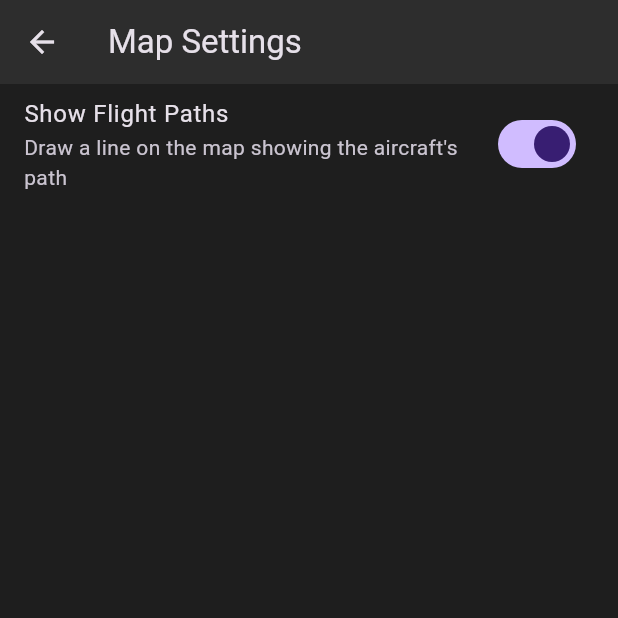
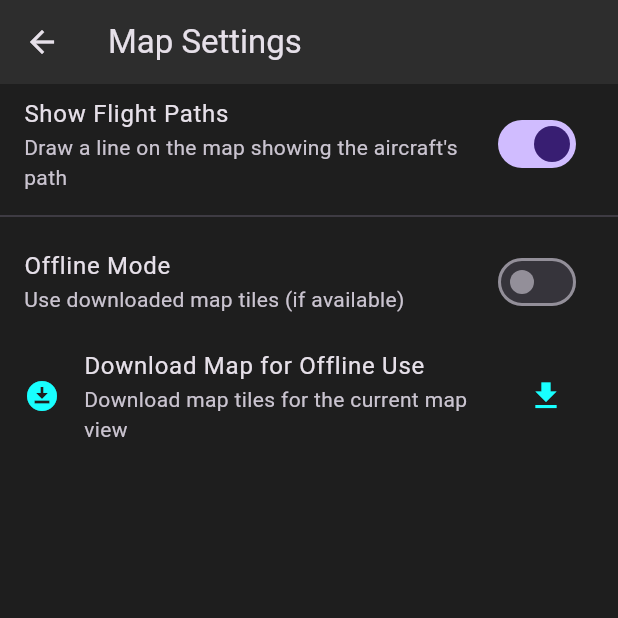
Before and after one commit to SarahRoseLives/WaveADSB, a Flutter app: the ConfigureMapScreen screen opened directly, on a phone screen of 412 x 824 dp, the top half of it. Run offline on Flutter 3.47's test engine with Material 3 defaults, Android fonts, the phone set to English and light mode, and no system bars; our stand-ins replace flutter_map, latlong2, shared_preferences; accounts and stored records are empty.

Commit message:
offline maps - start

```diff
--- a/waveadsb/lib/services/settings_service.dart
+++ b/waveadsb/lib/services/settings_service.dart
@@ -1,3 +1,4 @@
+// services/settings_service.dart
 import 'package:flutter/material.dart';
 import 'package:shared_preferences/shared_preferences.dart';
 import 'package:latlong2/latlong.dart'; // Import LatLng
@@ -27,6 +28,10 @@ class SettingsService with ChangeNotifier {
   static const String _showFlightPathsKey = 'show_flight_paths';
   bool get showFlightPaths => _showFlightPaths;
 
+  bool _offlineMode = false;
+  static const String _offlineModeKey = 'offline_mode';
+  bool get offlineMode => _offlineMode;
+
   // --- Initialization ---
   Future<void> loadSettings() async {
     _prefs = await SharedPreferences.getInstance();
@@ -52,6 +57,7 @@ class SettingsService with ChangeNotifier {
 
     // Load Map Settings
     _showFlightPaths = _prefs.getBool(_showFlightPathsKey) ?? true;
+    _offlineMode = _prefs.getBool(_offlineModeKey) ?? false;
 
     // Notify listeners that all settings are loaded
     notifyListeners();
@@ -110,4 +116,10 @@ class SettingsService with ChangeNotifier {
     await _prefs.setBool(_showFlightPathsKey, newValue);
     notifyListeners();
   }
+
+  Future<void> updateOfflineMode(bool newValue) async {
+    _offlineMode = newValue;
+    await _prefs.setBool(_offlineModeKey, newValue);
+    notifyListeners();
+  }
 }
--- a/waveadsb/lib/ui/configure/map.dart
+++ b/waveadsb/lib/ui/configure/map.dart
@@ -26,7 +26,35 @@ class ConfigureMapScreen extends StatelessWidget {
                   settings.updateShowFlightPaths(newValue);
                 },
               ),
-              // You can add more map settings here later
+              const Divider(),
+              SwitchListTile(
+                title: const Text('Offline Mode'),
+                subtitle:
+                    const Text('Use downloaded map tiles (if available)'),
+                value: settings.offlineMode,
+                onChanged: (bool newValue) {
+                  settings.updateOfflineMode(newValue);
+                },
+              ),
+              ListTile(
+                leading: const Icon(Icons.download_for_offline),
+                title: const Text('Download Map for Offline Use'),
+                subtitle:
+                    const Text('Download map tiles for the current map view'),
+                trailing: IconButton(
+                  icon: const Icon(Icons.download),
+                  onPressed: () {
+                    // This is a placeholder. Implementing this is very complex
+                    // and requires new packages for tile caching.
+                    ScaffoldMessenger.of(context).showSnackBar(
+                      const SnackBar(
+                        content: Text('Offline map download not yet implemented.'),
+                        backgroundColor: Colors.blueGrey,
+                      ),
+                    );
+                  },
+                ),
+              ),
             ],
           );
         },
```
